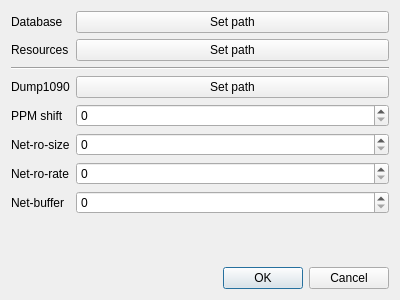
squirreldev-fs/adsbAlerting, file settings.ui: the form before one commit.
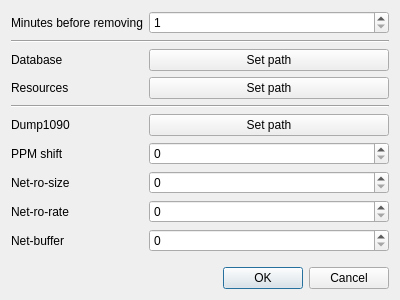
The form after the commit.

Commit message: Added a setting for time before removing an acf from the list

Patch:
```diff
--- a/settings.ui
+++ b/settings.ui
@@ -22,103 +22,127 @@
   <layout class="QVBoxLayout" name="verticalLayout">
    <item>
     <layout class="QFormLayout" name="formLayout">
-     <item row="0" column="0">
+     <item row="2" column="0">
       <widget class="QLabel" name="databaseLabel">
        <property name="text">
         <string>Database</string>
        </property>
       </widget>
      </item>
-     <item row="1" column="0">
+     <item row="3" column="0">
       <widget class="QLabel" name="resourcesLabel">
        <property name="text">
         <string>Resources</string>
        </property>
       </widget>
      </item>
-     <item row="3" column="0">
+     <item row="5" column="0">
       <widget class="QLabel" name="dump1090Label">
        <property name="text">
         <string>Dump1090</string>
        </property>
       </widget>
      </item>
-     <item row="0" column="1">
+     <item row="2" column="1">
       <widget class="QPushButton" name="databaseButton">
        <property name="text">
         <string>Set path</string>
        </property>
       </widget>
      </item>
-     <item row="1" column="1">
-      <widget class="QPushButton" name="resourcesButton">
-       <property name="text">
-        <string>Set path</string>
-       </property>
-      </widget>
-     </item>
      <item row="3" column="1">
+      <widget class="QPushButton" name="resourcesButton">
+       <property name="text">
+        <string>Set path</string>
+       </property>
+      </widget>
+     </item>
+     <item row="5" column="1">
       <widget class="QPushButton" name="dump1090Button">
        <property name="text">
         <string>Set path</string>
        </property>
       </widget>
      </item>
-     <item row="4" column="0">
+     <item row="6" column="0">
       <widget class="QLabel" name="pPMShiftLabel">
        <property name="text">
         <string>PPM shift</string>
        </property>
       </widget>
      </item>
-     <item row="4" column="1">
+     <item row="6" column="1">
       <widget class="QSpinBox" name="pPMShiftSpinBox"/>
      </item>
-     <item row="2" column="0" colspan="2">
+     <item row="4" column="0" colspan="2">
       <widget class="Line" name="line">
        <property name="orientation">
         <enum>Qt::Horizontal</enum>
        </property>
       </widget>
      </item>
-     <item row="5" column="0">
+     <item row="7" column="0">
       <widget class="QLabel" name="netRoSizeLabel">
        <property name="text">
         <string>Net-ro-size</string>
        </property>
       </widget>
      </item>
-     <item row="5" column="1">
+     <item row="7" column="1">
       <widget class="QSpinBox" name="netRoSizeSpinBox">
        <property name="maximum">
         <number>1300</number>
        </property>
       </widget>
      </item>
-     <item row="6" column="0">
+     <item row="8" column="0">
       <widget class="QLabel" name="netRoRateLabel">
        <property name="text">
         <string>Net-ro-rate</string>
        </property>
       </widget>
      </item>
-     <item row="6" column="1">
+     <item row="8" column="1">
       <widget class="QSpinBox" name="netRoRateSpinBox"/>
      </item>
-     <item row="7" column="0">
+     <item row="9" column="0">
       <widget class="QLabel" name="netBufferLabel">
        <property name="text">
         <string>Net-buffer</string>
        </property>
       </widget>
      </item>
-     <item row="7" column="1">
+     <item row="9" column="1">
       <widget class="QSpinBox" name="netBufferSpinBox">
        <property name="maximum">
         <number>7</number>
        </property>
       </widget>
      </item>
+     <item row="1" column="0" colspan="2">
+      <widget class="Line" name="line_2">
+       <property name="orientation">
+        <enum>Qt::Horizontal</enum>
+       </property>
+      </widget>
+     </item>
+     <item row="0" column="0">
+      <widget class="QLabel" name="minutesBeforeRemovingLabel">
+       <property name="text">
+        <string>Minutes before removing</string>
+       </property>
+      </widget>
+     </item>
+     <item row="0" column="1">
+      <widget class="QSpinBox" name="minutesBeforeRemovingSpinBox">
+       <property name="minimum">
+        <number>1</number>
+       </property>
+       <property name="maximum">
+        <number>60</number>
+       </property>
+      </widget>
+     </item>
     </layout>
    </item>
    <item>
```
The commit also changes 5 other files.
